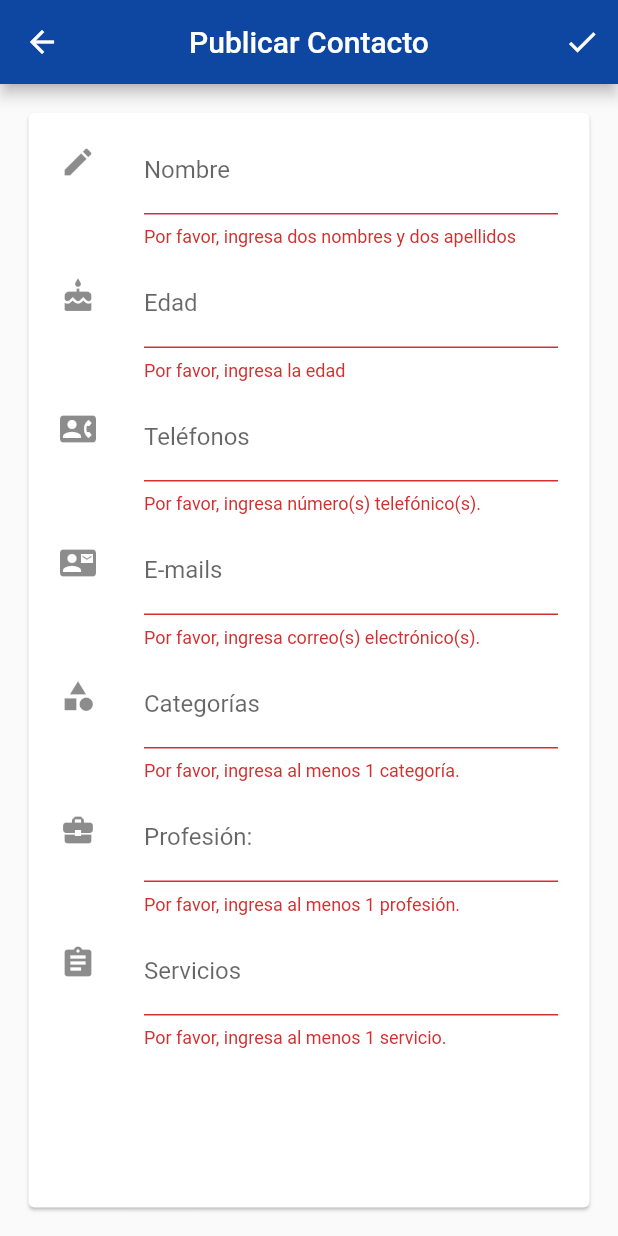
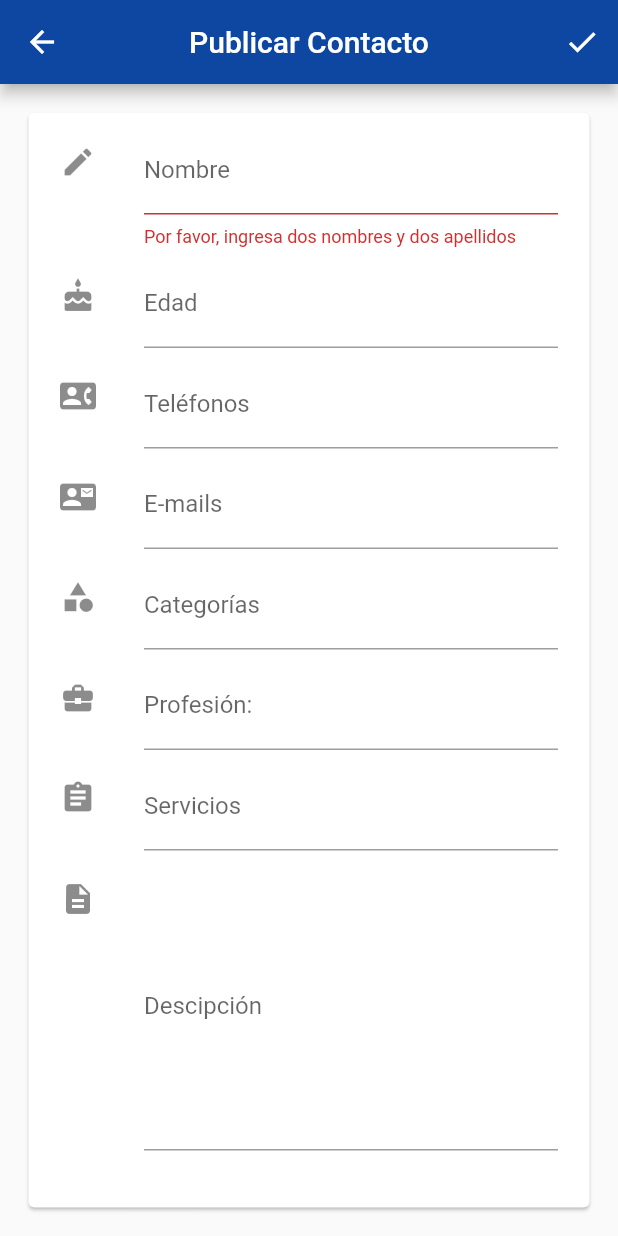
Before and after one commit to RogerAviles22/IziJob, a Flutter app: the PublicarContacto screen opened directly, after a tap on the "check" icon, on a phone screen of 412 x 824 dp. Run offline on Flutter 3.47's test engine with Material 2 defaults, Android fonts, the phone set to English and light mode, and no system bars; our stand-ins replace firebase_database, splashscreen; missing offline and left inert: mailer; accounts and stored records are empty.

Commit message:
pequeños arreglos

```diff
--- a/lib/DetailContactar.dart
+++ b/lib/DetailContactar.dart
@@ -32,7 +32,7 @@ class DetailContactar extends StatelessWidget {
           ),
           SizedBox(height: 5),
           Text(
-            "Quedaría mejor una descripcion sobre la persona que aparece en este menu",
+            "${contacto.descripcion}",
             textAlign: TextAlign.center,
           ),
           SizedBox(height: 25),
--- a/lib/clases/contactar.dart
+++ b/lib/clases/contactar.dart
@@ -6,9 +6,10 @@ class Contacto{
   servicio,
   telefono,
   correo,
-  categoria;
+  categoria,
+  descripcion;
   int
   idUser;
 
-  Contacto( this.nombre, this.edad, this.profesion, this.servicio, this.telefono, this.correo, this.categoria,this.idUser);
+  Contacto( this.nombre, this.edad, this.profesion, this.servicio, this.telefono, this.correo, this.categoria,this.idUser, this.descripcion);
 }
--- a/lib/publicarContacto.dart
+++ b/lib/publicarContacto.dart
@@ -1,8 +1,17 @@
 import 'package:firebase_database/firebase_database.dart';
 import 'package:flutter/material.dart';
+import 'package:intl/intl.dart';
 //import 'package:intl/intl.dart';
 import 'package:izijob/footer.dart';
+//import 'package:izijob/VistaContactar.dart';
 import 'package:izijob/sendmail.dart';
+
+//import 'VistaContactar.dart';
+
+class AlwaysDisabledFocusNode extends FocusNode {
+  @override
+  bool get hasFocus => false;
+}
 
 class PublicarContacto extends StatefulWidget {
   @override
@@ -11,6 +20,7 @@ class PublicarContacto extends StatefulWidget {
 
 class _PublicarContactoState extends State<PublicarContacto>{
   final _formkey = GlobalKey<FormState>();
+  TextEditingController _textEditingController = TextEditingController();
   final globalKey = GlobalKey<ScaffoldState>();
 
   String tfnombre,
@@ -19,7 +29,9 @@ class _PublicarContactoState extends State<PublicarContacto>{
   tfservicio,
   tftelefono,
   tfcorreo,
-  tfcategoria;
+  tfcategoria,
+  tfDescripcion;
+
 
   Widget build(BuildContext context){
     return Scaffold(key: globalKey,
@@ -66,16 +78,33 @@ class _PublicarContactoState extends State<PublicarContacto>{
                         )),
                     new ListTile(
                       leading: const Icon(Icons.cake),
+
                       title: TextFormField(
                         keyboardType: TextInputType.multiline,
                         maxLines: null,
+                        controller: _textEditingController,
+                        focusNode: AlwaysDisabledFocusNode(),
                         decoration: InputDecoration(
                           labelText: 'Edad',
                           hintText: 'Ej: Señor(a) de tal edad...',
                         ),
+                        onTap:(){ showDatePicker(
+                          context: context,
+                          initialDate: DateTime.now(),
+                          firstDate: DateTime(1819, 1),
+                          lastDate: DateTime(2121, 12),
+                        ).then((pickedDate) {
+                          String fecha = DateFormat('yyyy-MM-dd – kk:mm').format(pickedDate);
+                          _textEditingController.text = fecha.substring(0,10);
+                          //do whatever you want
+                        });},
                         validator: (value) {
+                          print(esAdult(value));
                           if (value.isEmpty) {
                             return 'Por favor, ingresa la edad';
+                          }
+                          if(!esAdult(value)){
+                            return 'Debe ser mayor de edad';
                           }
                           return null;
                         },
@@ -165,6 +194,25 @@ class _PublicarContactoState extends State<PublicarContacto>{
                             return tfservicio = value;
                           },
                         )),
+                    new ListTile(
+                      leading: const Icon(Icons.description),
+                      title: TextFormField(
+                        maxLines: 8,
+                        decoration: InputDecoration(
+                          labelText: "Descipción",
+                          hintText: 'Describe de la mejor manera tus aptitudes',
+
+                        ),
+                        validator: (value) {
+                            return value.isEmpty
+                                ? 'Por favor, ingresa al menos 1 servicio.'
+                                : null;
+                          },
+                          onSaved: (value) {
+                            return tfDescripcion = value;
+                          },
+                      )
+                    )
                   ],
                 ),
               ),
@@ -200,7 +248,8 @@ class _PublicarContactoState extends State<PublicarContacto>{
       "categoria": tfcategoria,
       "profesion": tfprofesion,
       "servicio": tfservicio,
-      "idUser": 1
+      "idUser": 1,
+      "descripcion": tfDescripcion
     };
     print(data);
     ref.child("Contacto").push().set(data);
@@ -234,4 +283,48 @@ class _PublicarContactoState extends State<PublicarContacto>{
     );
   }
 
+  // _seleccionarFecha(BuildContext context)async{
+
+  //       DateTime fechaSeleccionada = await showDatePicker(context: context,
+  //        initialDate: _selectedDate != null ? _selectedDate : DateTime.now(),
+  //    firstDate: DateTime(2000), lastDate: DateTime(2100),
+  //    builder: (BuildContext context, Widget child) {
+  //         return Theme(
+  //           data: ThemeData.dark().copyWith(
+  //             colorScheme: ColorScheme.dark(
+  //               primary: Colors.deepPurple,
+  //               onPrimary: Colors.white,
+  //               surface: Colors.blueGrey,
+  //               onSurface: Colors.yellow,
+  //             ),
+  //             dialogBackgroundColor: Colors.blue[500],
+  //           ),
+  //           child: child,
+  //         );
+  //       });
+  //       if (fechaSeleccionada!= null) {
+  //     _selectedDate = fechaSeleccionada;
+  //     _textEditingController
+  //       ..text = DateFormat.yMMMd().format(_selectedDate)
+  //       ..selection = TextSelection.fromPosition(TextPosition(
+  //           offset: _textEditingController.text.length,
+  //           affinity: TextAffinity.upstream));
+  //   }
+  // }
+
+bool esAdult(String fecha){
+  print(fecha);
+  String datePattern = "yyyy-MM-dd";
+
+  DateTime birthDate = DateFormat(datePattern).parse(fecha);
+  DateTime today = DateTime.now();
+
+  int yearDiff = today.year - birthDate.year;
+  int monthDiff = today.month - birthDate.month;
+  int dayDiff = today.day - birthDate.day;
+
+  return yearDiff > 18 || yearDiff == 18 && monthDiff >= 0 && dayDiff >= 0;
 }
+
+
+}
```
Also changed, not shown: lib/VistaContactar.dart (+13 -4 lines).
